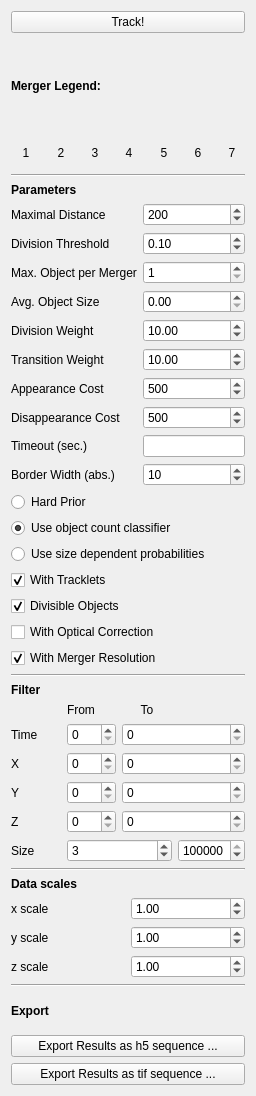
Old version of the form ilastik/applets/tracking/conservation/drawer.ui in the repository ilastik/ilastik.
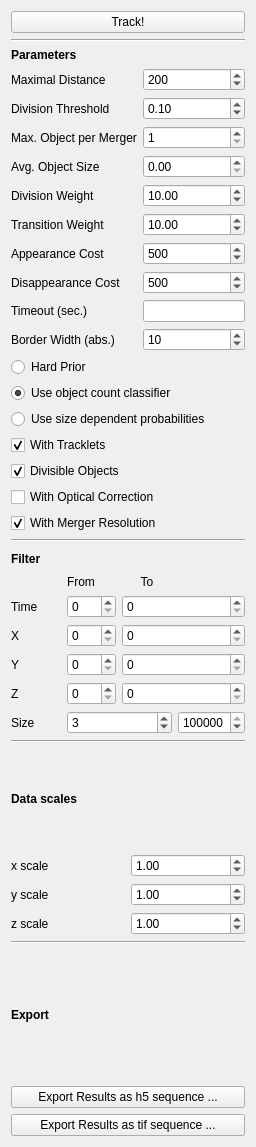
New version of the form.

Commit message: Remove merger legend as requested in #32

Diff of the .ui file:
```diff
--- a/ilastik/applets/tracking/conservation/drawer.ui
+++ b/ilastik/applets/tracking/conservation/drawer.ui
@@ -7,7 +7,7 @@
     <x>0</x>
     <y>0</y>
     <width>256</width>
-    <height>1096</height>
+    <height>1147</height>
    </rect>
   </property>
   <property name="sizePolicy">
@@ -42,274 +42,6 @@
      </property>
     </widget>
    </item>
-   <item>
-    <widget class="QLabel" name="label_4">
-     <property name="font">
-      <font>
-       <weight>75</weight>
-       <bold>true</bold>
-      </font>
-     </property>
-     <property name="text">
-      <string>Merger Legend:</string>
-     </property>
-    </widget>
-   </item>
-   <item>
-    <layout class="QHBoxLayout" name="horizontalLayout_2">
-     <item>
-      <widget class="QLabel" name="merg1">
-       <property name="minimumSize">
-        <size>
-         <width>30</width>
-         <height>30</height>
-        </size>
-       </property>
-       <property name="maximumSize">
-        <size>
-         <width>30</width>
-         <height>30</height>
-        </size>
-       </property>
-       <property name="layoutDirection">
-        <enum>Qt::LeftToRight</enum>
-       </property>
-       <property name="autoFillBackground">
-        <bool>false</bool>
-       </property>
-       <property name="styleSheet">
-        <string notr="true"/>
-       </property>
-       <property name="text">
-        <string>1</string>
-       </property>
-       <property name="textFormat">
-        <enum>Qt::AutoText</enum>
-       </property>
-       <property name="alignment">
-        <set>Qt::AlignCenter</set>
-       </property>
-      </widget>
-     </item>
-     <item>
-      <widget class="QLabel" name="merg2">
-       <property name="minimumSize">
-        <size>
-         <width>30</width>
-         <height>30</height>
-        </size>
-       </property>
-       <property name="maximumSize">
-        <size>
-         <width>30</width>
-         <height>30</height>
-        </size>
-       </property>
-       <property name="layoutDirection">
-        <enum>Qt::LeftToRight</enum>
-       </property>
-       <property name="autoFillBackground">
-        <bool>false</bool>
-       </property>
-       <property name="styleSheet">
-        <string notr="true"/>
-       </property>
-       <property name="text">
-        <string>2</string>
-       </property>
-       <property name="textFormat">
-        <enum>Qt::AutoText</enum>
-       </property>
-       <property name="alignment">
-        <set>Qt::AlignCenter</set>
-       </property>
-      </widget>
-     </item>
-     <item>
-      <widget class="QLabel" name="merg3">
-       <property name="minimumSize">
-        <size>
-         <width>30</width>
-         <height>30</height>
-        </size>
-       </property>
-       <property name="maximumSize">
-        <size>
-         <width>30</width>
-         <height>30</height>
-        </size>
-       </property>
-       <property name="layoutDirection">
-        <enum>Qt::LeftToRight</enum>
-       </property>
-       <property name="autoFillBackground">
-        <bool>false</bool>
-       </property>
-       <property name="styleSheet">
-        <string notr="true"/>
-       </property>
-       <property name="text">
-        <string>3</string>
-       </property>
-       <property name="textFormat">
-        <enum>Qt::AutoText</enum>
-       </property>
-       <property name="alignment">
-        <set>Qt::AlignCenter</set>
-       </property>
-      </widget>
-     </item>
-     <item>
-      <widget class="QLabel" name="merg4">
-       <property name="minimumSize">
-        <size>
-         <width>30</width>
-         <height>30</height>
-        </size>
-       </property>
-       <property name="maximumSize">
-        <size>
-         <width>30</width>
-         <height>30</height>
-        </size>
-       </property>
-       <property name="layoutDirection">
-        <enum>Qt::LeftToRight</enum>
-       </property>
-       <property name="autoFillBackground">
-        <bool>false</bool>
-       </property>
-       <property name="styleSheet">
-        <string notr="true"/>
-       </property>
-       <property name="text">
-        <string>4</string>
-       </property>
-       <property name="textFormat">
-        <enum>Qt::AutoText</enum>
-       </property>
-       <property name="alignment">
-        <set>Qt::AlignCenter</set>
-       </property>
-      </widget>
-     </item>
-     <item>
-      <widget class="QLabel" name="merg5">
-       <property name="minimumSize">
-        <size>
-         <width>30</width>
-         <height>30</height>
-        </size>
-       </property>
-       <property name="maximumSize">
-        <size>
-         <width>30</width>
-         <height>30</height>
-        </size>
-       </property>
-       <property name="layoutDirection">
-        <enum>Qt::LeftToRight</enum>
-       </property>
-       <property name="autoFillBackground">
-        <bool>false</bool>
-       </property>
-       <property name="styleSheet">
-        <string notr="true"/>
-       </property>
-       <property name="text">
-        <string>5</string>
-       </property>
-       <property name="textFormat">
-        <enum>Qt::AutoText</enum>
-       </property>
-       <property name="alignment">
-        <set>Qt::AlignCenter</set>
-       </property>
-      </widget>
-     </item>
-     <item>
-      <widget class="QLabel" name="merg6">
-       <property name="minimumSize">
-        <size>
-         <width>30</width>
-         <height>30</height>
-        </size>
-       </property>
-       <property name="maximumSize">
-        <size>
-         <width>30</width>
-         <height>30</height>
-        </size>
-       </property>
-       <property name="layoutDirection">
-        <enum>Qt::LeftToRight</enum>
-       </property>
-       <property name="autoFillBackground">
-        <bool>false</bool>
-       </property>
-       <property name="styleSheet">
-        <string notr="true"/>
-       </property>
-       <property name="text">
-        <string>6</string>
-       </property>
-       <property name="textFormat">
-        <enum>Qt::AutoText</enum>
-       </property>
-       <property name="alignment">
-        <set>Qt::AlignCenter</set>
-       </property>
-      </widget>
-     </item>
-     <item>
-      <widget class="QLabel" name="merg7">
-       <property name="minimumSize">
-        <size>
-         <width>30</width>
-         <height>30</height>
-        </size>
-       </property>
-       <property name="maximumSize">
-        <size>
-         <width>30</width>
-         <height>30</height>
-        </size>
-       </property>
-       <property name="layoutDirection">
-        <enum>Qt::LeftToRight</enum>
-       </property>
-       <property name="autoFillBackground">
-        <bool>false</bool>
-       </property>
-       <property name="styleSheet">
-        <string notr="true"/>
-       </property>
-       <property name="text">
-        <string>7</string>
-       </property>
-       <property name="textFormat">
-        <enum>Qt::AutoText</enum>
-       </property>
-       <property name="alignment">
-        <set>Qt::AlignCenter</set>
-       </property>
-      </widget>
-     </item>
-     <item>
-      <spacer name="horizontalSpacer">
-       <property name="orientation">
-        <enum>Qt::Horizontal</enum>
-       </property>
-       <property name="sizeHint" stdset="0">
-        <size>
-         <width>40</width>
-         <height>20</height>
-        </size>
-       </property>
-      </spacer>
-     </item>
-    </layout>
-   </item>
    <item>
     <widget class="Line" name="line_4">
      <property name="orientation">
```
The commit also changes 1 other file.
